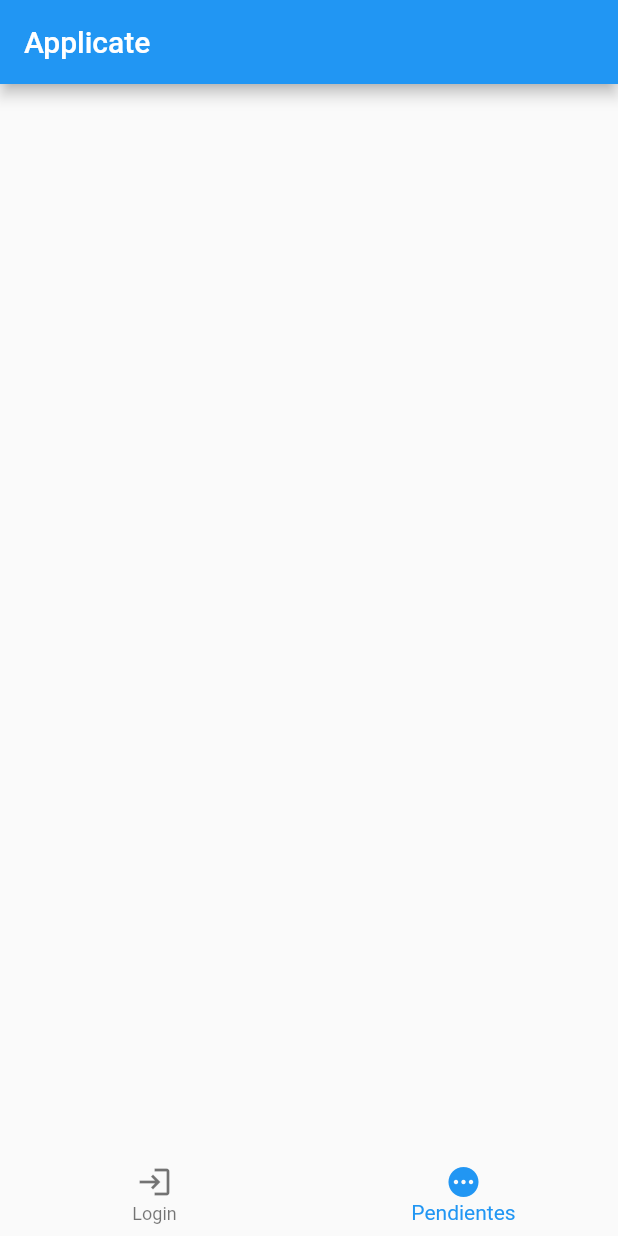
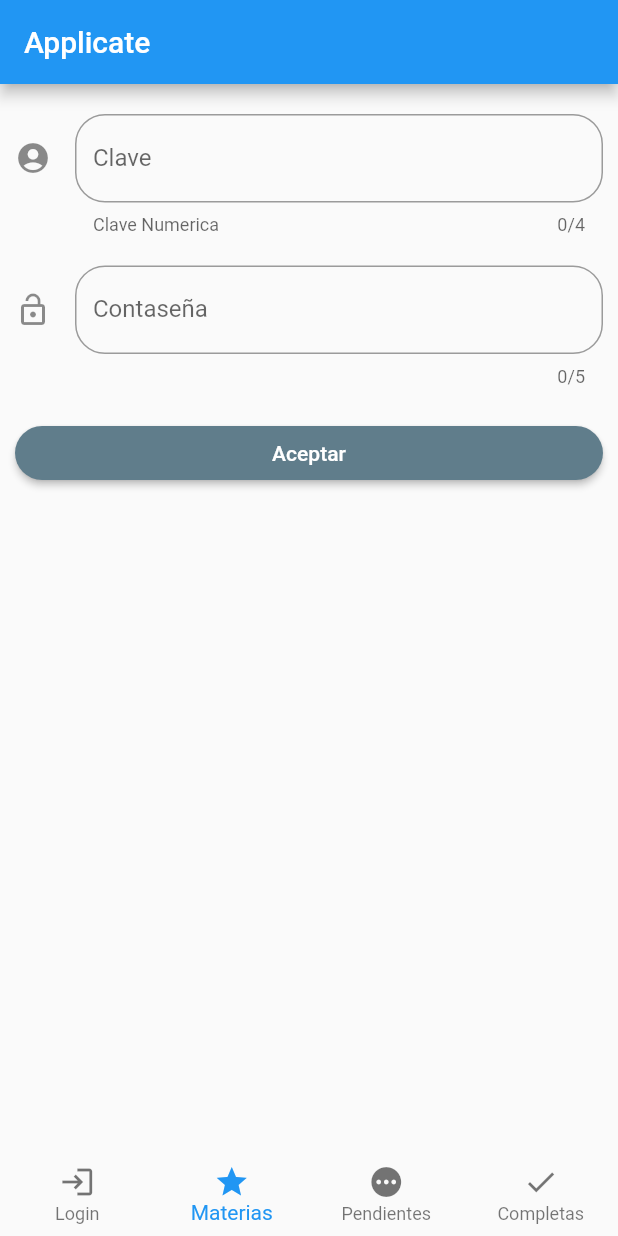
Before and after one commit to mario1188/tec_info, a Flutter app: the screen it shows after launch, item 2 of the bottom bar chosen, on a phone screen of 412 x 824 dp. Run offline on Flutter 3.47's test engine with Material 2 defaults, Android fonts, the phone set to English and light mode, and no system bars; our stand-ins replace sqflite; accounts and stored records are empty; network calls fail.

Commit message:
materias

```diff
--- /dev/null
+++ b/lib/completas.dart
@@ -0,0 +1,18 @@
+import 'package:flutter/material.dart';
+
+
+class Completas extends StatefulWidget {
+  Completas({Key key}) : super(key: key);
+
+  @override
+  _CompletasState createState() => _CompletasState();
+}
+
+class _CompletasState extends State<Completas> {
+  @override
+  Widget build(BuildContext context) {
+    return Center(
+      child: Text('Completas'),
+    );
+  }
+}
--- a/lib/custom_nb.dart
+++ b/lib/custom_nb.dart
@@ -15,7 +15,9 @@ class CustomNB extends StatelessWidget {
       elevation: 0,
       items: <BottomNavigationBarItem>[
         BottomNavigationBarItem(icon: Icon(Icons.login), label: 'Login'),
+        BottomNavigationBarItem(icon: Icon(Icons.grade), label: 'Materias'),
         BottomNavigationBarItem(icon: Icon(Icons.pending), label: 'Pendientes'),
+        BottomNavigationBarItem(icon: Icon(Icons.check), label: 'Completas'),
       ],
       type: BottomNavigationBarType.fixed,
     );
--- a/lib/home.dart
+++ b/lib/home.dart
@@ -1,7 +1,9 @@
 import 'package:flutter/material.dart';
 import 'package:provider/provider.dart';
+import 'package:tec_info_app/completas.dart';
 import 'package:tec_info_app/custom_nb.dart';
 import 'package:tec_info_app/login.dart';
+import 'package:tec_info_app/materias.dart';
 import 'package:tec_info_app/pendientes.dart';
 import 'package:tec_info_app/ui_provider.dart';
 
@@ -36,7 +38,13 @@ class _HomeBody extends StatelessWidget {
         return Login();
 
       case 1:
+        return Materias();
+
+      case 2:
         return Pendientes();
+
+      case 3:
+        return Completas();
 
       default:
         Pendientes();
--- a/lib/login.dart
+++ b/lib/login.dart
@@ -85,6 +85,7 @@ class _LoginState extends State<Login> {
           String nombre = "";
           for (var item in lista_user) {
             if(item.clave == _user && item.password == _pass){
+              item.id = 1;
               LogDB.db.actualizarLog(item);
               nombre = item.nombre;
               access = true;
--- /dev/null
+++ b/lib/materia_modelo.dart
@@ -0,0 +1,33 @@
+// To parse this JSON data, do
+//
+//     final materias = materiasFromJson(jsonString);
+
+import 'dart:convert';
+
+MateriasModelo materiasFromJson(String str) => MateriasModelo.fromJson(json.decode(str));
+
+String materiasToJson(MateriasModelo data) => json.encode(data.toJson());
+
+class MateriasModelo {
+    MateriasModelo({
+        this.idmateria,
+        this.nombre,
+        this.password,
+    });
+
+    int idmateria;
+    String nombre;
+    int password;
+
+    factory MateriasModelo.fromJson(Map<String, dynamic> json) => MateriasModelo(
+        idmateria: json["idmateria"],
+        nombre: json["nombre"],
+        password: json["password"],
+    );
+
+    Map<String, dynamic> toJson() => {
+        "idmateria": idmateria,
+        "nombre": nombre,
+        "password": password,
+    };
+}
--- /dev/null
+++ b/lib/materias.dart
@@ -0,0 +1,236 @@
+
+import 'package:flutter/material.dart';
+import 'package:http/http.dart' as http;
+import 'package:tec_info_app/log_db.dart';
+import 'dart:convert';
+
+import 'package:tec_info_app/materia_modelo.dart';
+
+class Materias extends StatefulWidget {
+  Materias({Key key}) : super(key: key);
+
+  @override
+  _MateriasState createState() => _MateriasState();
+}
+
+class _MateriasState extends State<Materias> {
+  int _id = 0;
+  int _pass = 0;
+  List<MateriasModelo> lista_materias = new List();
+
+  @override
+  Widget build(BuildContext context) {
+    return Container(
+      padding: EdgeInsets.symmetric(horizontal: 10.0, vertical: 20.0),
+      child: ListView(
+        children: <Widget>[
+          campoIdmateria(),
+          SizedBox(height: 20.0),
+          campoPassword(),
+          SizedBox(height: 20.0),
+          botonAceptar(context),
+          SizedBox(height: 20.0),
+          //botonMostrar(context),
+        ],
+      ),
+    );
+  }
+
+  Widget campoIdmateria() {
+    return TextField(
+      maxLength: 4,
+      textCapitalization: TextCapitalization.sentences,
+      keyboardType: TextInputType.number,
+      decoration: InputDecoration(
+        border: OutlineInputBorder(borderRadius: BorderRadius.circular(20.0)),
+        hintText: 'Clave Materia',
+        labelText: 'Clave',
+        helperText: 'Clave Numerica',
+        icon: Icon(Icons.account_circle),
+      ),
+      onChanged: (valor) {
+        setState(() {
+          _id = int.parse(valor.trim());
+        });
+      },
+    );
+  }
+
+  Widget campoPassword() {
+    return TextField(
+      maxLength: 5,
+      textCapitalization: TextCapitalization.sentences,
+      keyboardType: TextInputType.number,
+      decoration: InputDecoration(
+        border: OutlineInputBorder(borderRadius: BorderRadius.circular(20.0)),
+        hintText: 'Clave numerica',
+        labelText: 'Contaseña',
+        icon: Icon(Icons.lock_open),
+      ),
+      onChanged: (valor) {
+        setState(() {
+          _pass = int.parse(valor.trim());
+        });
+      },
+    );
+  }
+
+  Widget botonAceptar(BuildContext context) {
+    bool access = false;
+    int tipo = 0;
+    checarCredenciales();
+    /*
+    lista_materias.forEach((element) {
+      print(element.nombre);
+    });
+    print(lista_materias.length);
+    */
+    return RaisedButton(
+        child: Text('Aceptar'),
+        color: Colors.blueGrey,
+        textColor: Colors.white,
+        shape: StadiumBorder(),
+        onPressed: () {
+          String nombre = "";
+          for (var item in lista_materias) {
+            if (item.idmateria == _id && item.password == _pass) {
+              LogDB.db.localizaUser();
+              User user = LogDB.db.regresaUser();
+              /*
+              print(user.id);
+              print(user.clave);
+              print(user.idmaterias);
+              print(user.nombre);
+              print(user.password);
+              */
+              if (user.idmaterias == "0") {
+                user.idmaterias = item.idmateria.toString();
+                LogDB.db.actualizarUser(user);
+                nombre = item.nombre;
+                access = true;
+              } else {
+                bool existe = existeMateria(item.idmateria, user.idmaterias);
+                if (existe == false) {
+                  String nueva = "-" + item.idmateria.toString();
+                  user.idmaterias = user.idmaterias + nueva;
+                  LogDB.db.actualizarUser(user);
+                  nombre = item.nombre;
+                  access = true;
+                }
+                else{
+                  nombre = item.nombre;
+                }
+              }
+              //print(user.idmaterias);
+              break;
+            }
+            else{
+              nombre = "Credenciales incorrectas";
+              tipo = 1;
+            }
+          }
+          //print(access);
+          _mostrarMensaje(context, access, nombre, tipo);
+        });
+  }
+
+  Widget botonMostrar(BuildContext context) {
+    bool access = false;
+    checarCredenciales();
+    /*lista_materias.forEach((element) {
+      print(element.nombre);
+    });
+    print(lista_materias.length);*/
+    return RaisedButton(
+        child: Text('Materias'),
+        color: Colors.blueGrey,
+        textColor: Colors.white,
+        shape: StadiumBorder(),
+        onPressed: () {
+          String nombre = "";
+          for (var item in lista_materias) {
+            if (item.idmateria == _id && item.password == _pass) {
+              /*LogDB.db.actualizarLog();
+              nombre = item.nombre;
+              access = true;*/
+              break;
+            }
+          }
+          //print(access);
+          //_mostrarMensaje(context, access, nombre, );
+        });
+  }
+
+  void checarCredenciales() async {
+    final url =
+        'https://tecinfo-da2f0-default-rtdb.firebaseio.com/materias.json';
+    final resp = await http.get(url);
+    final Map<String, dynamic> data = json.decode(resp.body);
+
+    if (lista_materias.isEmpty == true) {
+      data.forEach((key, value) {
+        final mat = MateriasModelo.fromJson(value);
+        lista_materias.add(mat);
+      });
+    } else {
+      data.forEach((key, value) {
+        bool igual = false;
+        final temp = MateriasModelo.fromJson(value);
+        lista_materias.forEach((element) {
+          if (temp.idmateria == element.idmateria) {
+            igual = true;
+          }
+        });
+        if (igual == false) {
+          lista_materias.add(temp);
+        }
+      });
+    }
+  }
+
+  bool existeMateria(int nueva, String idmaterias) {
+    String materia = "";
+    int cont = 0;
+    for (int i = 0; i < idmaterias.length; i++) {
+      if (idmaterias[i] != "-") {
+        materia = materia + idmaterias[i];
+        cont++;
+        //print("name $materia cont $cont");
+        if (cont == 4) {
+          if (materia == nueva.toString()) {
+            //print("verdad");
+            return true;
+          }
+          materia = "";
+          cont = 0;
+        }
+      }
+    }
+    //print("falso");
+    return false;
+  }
+}
+
+void _mostrarMensaje(BuildContext context, bool acceso, String nombre, int tipo) {
+  String mensaje = "";
+  if (acceso == true) {
+    mensaje = "Materia: $nombre agregada";
+  }
+  else if( acceso == false && tipo == 0)
+  {
+    mensaje = "ERROR Materia: $nombre ya existe";
+  }
+  else if( acceso == false && tipo == 1){
+    mensaje = "Credenciales incorrectas";
+  }
+
+  showDialog(
+      context: context,
+      barrierDismissible: true,
+      builder: (context) {
+        return AlertDialog(
+          title: Text('Notificacion'),
+          content: Text(mensaje),
+        );
+      });
+}
--- a/lib/pendientes.dart
+++ b/lib/pendientes.dart
@@ -12,6 +12,8 @@ class Pendientes extends StatefulWidget {
 class _PendientesState extends State<Pendientes> {
   @override
   Widget build(BuildContext context) {
-    return Center();
+    return Center(
+      child: Text('Pendientes'),
+    );
   }
 }
--- a/lib/user_modelo.dart
+++ b/lib/user_modelo.dart
@@ -10,18 +10,21 @@ String userToJson(User data) => json.encode(data.toJson());
 
 class User {
     User({
+        this.id,
         this.clave,
         this.idmaterias,
         this.nombre,
         this.password,
     });
 
+    int id;
     int clave;
     String idmaterias;
     String nombre;
     int password;
 
     factory User.fromJson(Map<String, dynamic> json) => User(
+        id: json["id"],
         clave: json["clave"],
         idmaterias: json["idmaterias"],
         nombre: json["nombre"],
@@ -29,6 +32,7 @@ class User {
     );
 
     Map<String, dynamic> toJson() => {
+        "id": id,
         "clave": clave,
         "idmaterias": idmaterias,
         "nombre": nombre,
```
Also changed, not shown: lib/log_db.dart (+22 -10 lines).
